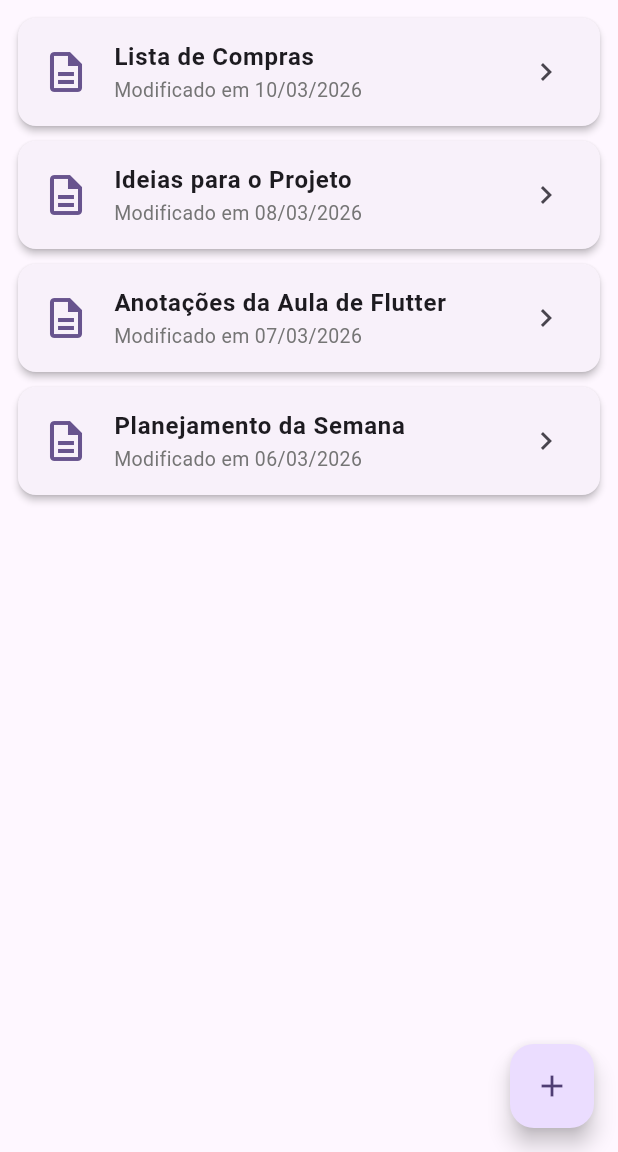
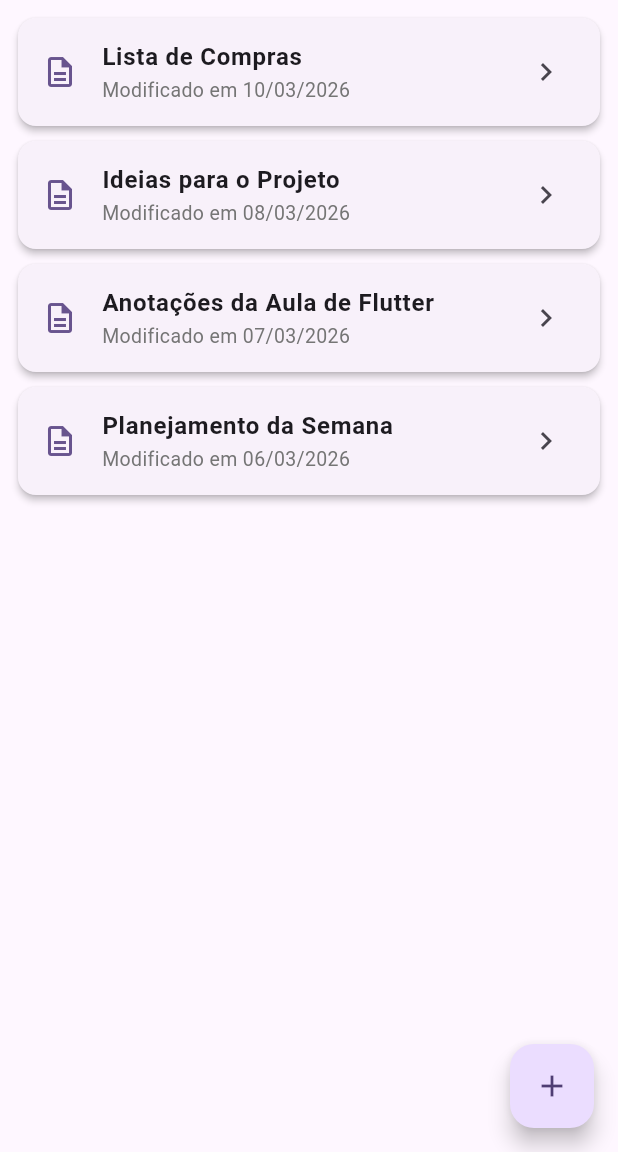
Before and after one commit to geison-melo/software-engineering, a Flutter app: the screen it shows after launch, on a phone screen of 412 x 824 dp, the part 84-1236 px from its top. Run offline on Flutter 3.47's test engine with Material 3 defaults, Android fonts, the light colour scheme and no system bars.

Commit message:
fix: ajuste no tamanho do icone para evitar overflow

```diff
--- a/4-semestre/Flutter-projects/primeiro_app/lib/main.dart
+++ b/4-semestre/Flutter-projects/primeiro_app/lib/main.dart
@@ -91,7 +91,7 @@ class HomeScreen extends StatelessWidget {
               leading: Icon(
                 Icons.description_outlined,
                 color: Theme.of(context).colorScheme.primary,
-                size: 32,
+                size: 24,
               ),
               title: Text(
                 anotacao.titulo,
```
